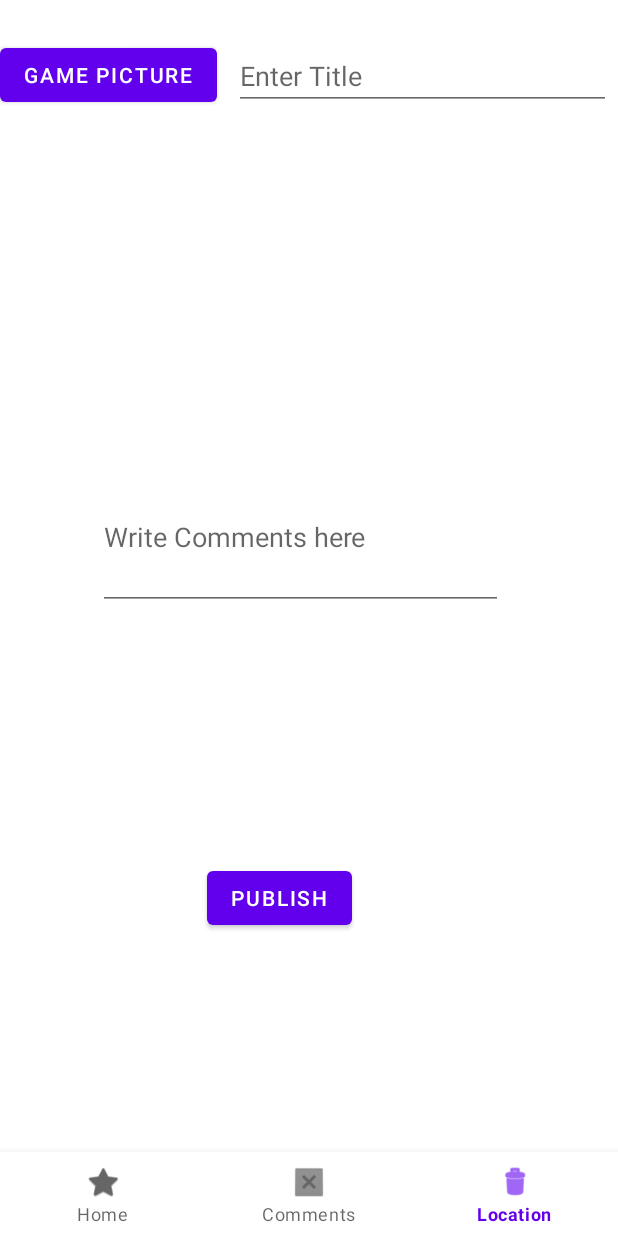
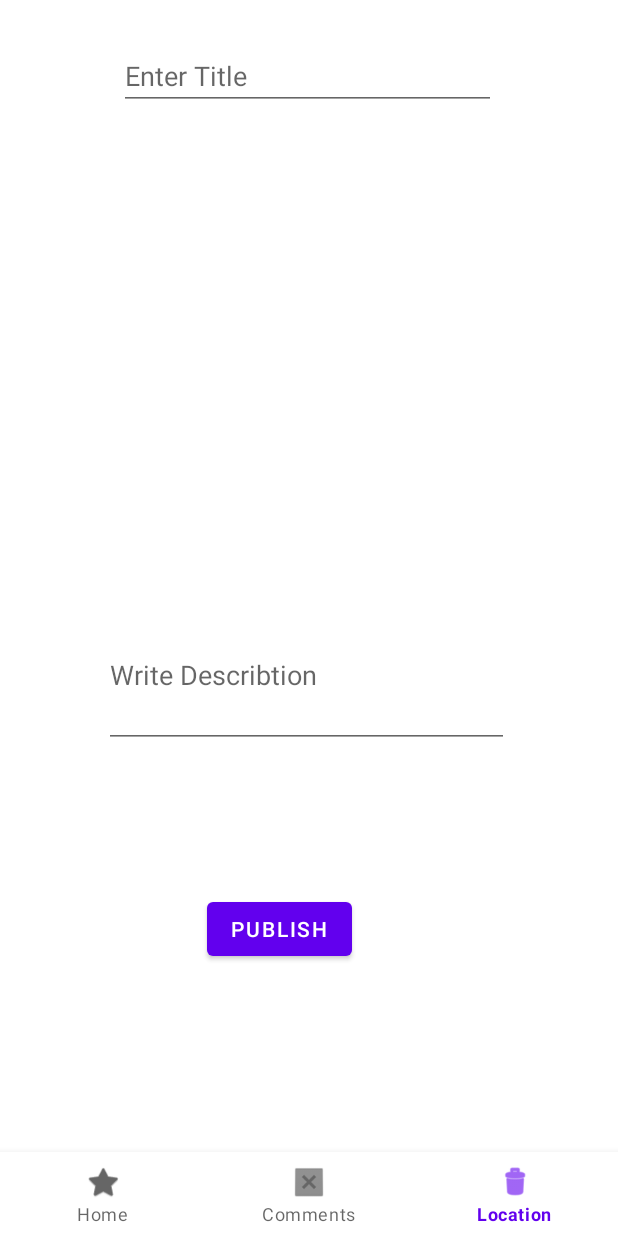
Before and after one commit to EnderShen/TradeTea-App, an Android app: the screen it shows after launch once a user with an empty profile is signed in (MainActivity), item 3 of the bottom bar chosen, on a phone screen of 412 x 824 dp. Run offline under Robolectric (Android 15) with nearby library versions, the phone set to English and light mode, and no system bars; our stand-ins replace Firebase (no records; nobody signed in at launch, a user with empty details on screens opened directly), Picasso; 1 statement that could not run was skipped.

Commit message:
Recieve images and text from firebase

```diff
--- a/app/build.gradle
+++ b/app/build.gradle
@@ -38,6 +38,8 @@ dependencies {
     implementation 'com.google.firebase:firebase-auth:20.0.3'
     implementation 'androidx.legacy:legacy-support-v4:1.0.0'
     implementation 'com.google.firebase:firebase-database:19.7.0'
+    implementation 'com.google.firebase:firebase-firestore:22.1.2'
+    implementation 'com.google.firebase:firebase-storage:19.2.2'
     testImplementation 'junit:junit:4.+'
     androidTestImplementation 'androidx.test.ext:junit:1.1.2'
     androidTestImplementation 'androidx.test.espresso:espresso-core:3.3.0'
@@ -47,4 +49,7 @@ dependencies {
     implementation 'com.firebaseui:firebase-ui-database:4.2.0'
     implementation 'com.firebaseui:firebase-ui-firestore:6.2.1'
     implementation 'androidx.multidex:multidex:2.0.1'
+    implementation 'com.theartofdev.edmodo:android-image-cropper:2.6.+'
+    implementation 'id.zelory:compressor:2.1.0'
+
 }
--- a/app/src/main/AndroidManifest.xml
+++ b/app/src/main/AndroidManifest.xml
@@ -1,6 +1,9 @@
 <?xml version="1.0" encoding="utf-8"?>
 <manifest xmlns:android="http://schemas.android.com/apk/res/android"
     package="com.example.tradetea">
+    <uses-permission android:name="android.permission.INTERNET" />
+    <uses-permission android:name="android.permission.READ_EXTERNAL_STORAGE"/>
+    <uses-permission android:name="android.permission.WRITE_EXTERNAL_STORAGE"/>
 
     <application
         android:allowBackup="true"
@@ -19,6 +22,7 @@
                 <category android:name="android.intent.category.LAUNCHER" />
             </intent-filter>
         </activity>
+        <activity android:name="com.theartofdev.edmodo.cropper.CropImageActivity"
+            android:theme="@style/Base.Theme.AppCompat"/>
     </application>
-
 </manifest>
--- a/app/src/main/java/com/example/tradetea/MainActivity.java
+++ b/app/src/main/java/com/example/tradetea/MainActivity.java
@@ -26,7 +26,7 @@ public class MainActivity extends AppCompatActivity {
 
         BottomNavigationView bottomNav = findViewById(R.id.navigationBar);
         bottomNav.setOnNavigationItemSelectedListener(navListener);
-        getSupportFragmentManager().beginTransaction().replace(R.id.fragment_container,new Upload()).commit();
+        getSupportFragmentManager().beginTransaction().replace(R.id.fragment_container,new RecyclerViewFragment()).commit();
     }
 
     // Navigation bar
@@ -43,7 +43,6 @@ public class MainActivity extends AppCompatActivity {
                             selectedFragment = new Upload();
                             break;
                         case R.id.nav_location:
-
                             break;
                     }
                     getSupportFragmentManager().beginTransaction().replace(R.id.fragment_container,selectedFragment).commit();
--- a/app/src/main/java/com/example/tradetea/RecyclerViewFragment.java
+++ b/app/src/main/java/com/example/tradetea/RecyclerViewFragment.java
@@ -57,7 +57,7 @@ public class RecyclerViewFragment extends Fragment {
             public void onComplete(@NonNull Task<QuerySnapshot> task) {
                 list.clear();
                 for(DocumentSnapshot snapshot : task.getResult()){
-                    RecyclerViewModel model = new RecyclerViewModel(snapshot.getString("id"), snapshot.getString("title"), snapshot.getString("desc"));
+                    RecyclerViewModel model = new RecyclerViewModel(snapshot.getString("id"), snapshot.getString("title"), snapshot.getString("desc"),snapshot.getString("image"));
                     list.add(model);
                 }
                 adapter.notifyDataSetChanged();
--- a/app/src/main/res/layout/fragment_upload.xml
+++ b/app/src/main/res/layout/fragment_upload.xml
@@ -10,28 +10,19 @@
         android:layout_width="match_parent"
         android:layout_height="match_parent">
 
-        <Button
-            android:id="@+id/ChooseBt"
-            android:layout_width="wrap_content"
-            android:layout_height="wrap_content"
-            android:text="Game picture"
+        <ImageView
+            android:id="@+id/Upload_image"
+            android:layout_width="177dp"
+            android:layout_height="194dp"
+            android:clickable="true"
+            android:src="@color/design_default_color_background"
             app:layout_constraintBottom_toBottomOf="parent"
             app:layout_constraintEnd_toEndOf="parent"
-            app:layout_constraintHorizontal_bias="0.0"
-            app:layout_constraintStart_toStartOf="parent"
-            app:layout_constraintTop_toTopOf="parent"
-            app:layout_constraintVertical_bias="0.042" />
-
-        <ImageView
-            android:id="@+id/Upload_image"
-            android:layout_width="105dp"
-            android:layout_height="98dp"
-            app:layout_constraintBottom_toBottomOf="parent"
-            app:layout_constraintEnd_toEndOf="parent"
-            app:layout_constraintHorizontal_bias="0.428"
+            android:scaleType="fitXY"
+            android:adjustViewBounds="true"
             app:layout_constraintStart_toStartOf="parent"
             app:layout_constraintTop_toBottomOf="@+id/WriteTitle"
-            app:layout_constraintVertical_bias="0.133" />
+            app:layout_constraintVertical_bias="0.152" />
 
         <EditText
             android:id="@+id/WriteTitle"
@@ -40,8 +31,7 @@
             android:hint="Enter Title"
             app:layout_constraintBottom_toBottomOf="parent"
             app:layout_constraintEnd_toEndOf="parent"
-            app:layout_constraintHorizontal_bias="0.837"
-            app:layout_constraintStart_toEndOf="@+id/ChooseBt"
+            app:layout_constraintStart_toStartOf="parent"
             app:layout_constraintTop_toTopOf="parent"
             app:layout_constraintVertical_bias="0.05" />
 
@@ -49,13 +39,13 @@
             android:id="@+id/Edit_Describtion"
             android:layout_width="270dp"
             android:layout_height="97dp"
-            android:hint="Write Comments here"
+            android:hint="Write Describtion"
             app:layout_constraintBottom_toBottomOf="parent"
             app:layout_constraintEnd_toEndOf="parent"
-            app:layout_constraintHorizontal_bias="0.468"
+            app:layout_constraintHorizontal_bias="0.496"
             app:layout_constraintStart_toStartOf="parent"
             app:layout_constraintTop_toBottomOf="@+id/Upload_image"
-            app:layout_constraintVertical_bias="0.212" />
+            app:layout_constraintVertical_bias="0.296" />
 
         <Button
             android:id="@+id/button_upload"
```
Also changed, not shown: app/src/main/java/com/example/tradetea/MyAdapter.java (+10 -0 lines), app/src/main/java/com/example/tradetea/RecyclerViewModel.java (+8 -2 lines), app/src/main/java/com/example/tradetea/Upload.java (+117 -3 lines), app/src/main/java/com/example/tradetea/UploadModel.java (+9 -31 lines), app/src/main/res/layout/recyclerviewitems.xml (+11 -11 lines).
